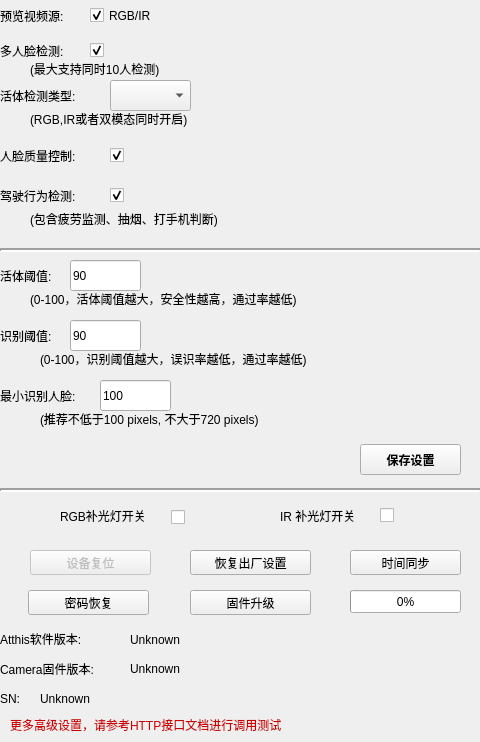
hutao932/Camera-QT, file atthis_c1/function_set.ui: the form before one commit.
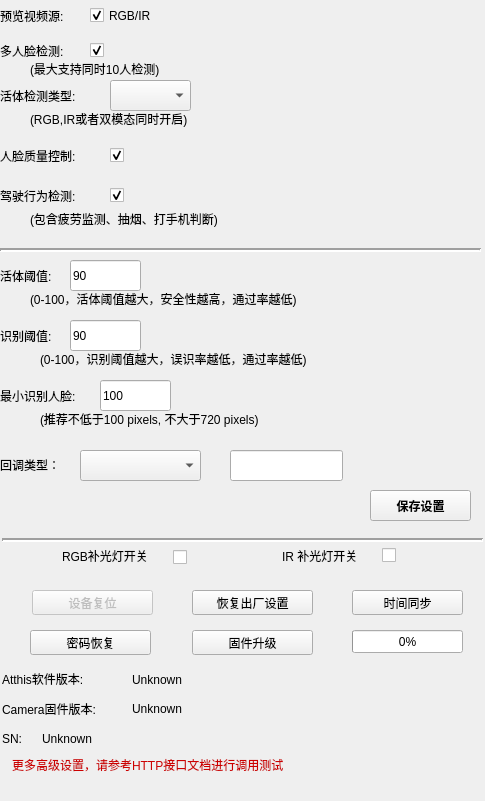
The form after the commit.

Patch:
```diff
--- a/atthis_c1/function_set.ui
+++ b/atthis_c1/function_set.ui
@@ -6,8 +6,8 @@
    <rect>
     <x>0</x>
     <y>0</y>
-    <width>480</width>
-    <height>742</height>
+    <width>485</width>
+    <height>801</height>
    </rect>
   </property>
   <property name="focusPolicy">
@@ -217,8 +217,8 @@
   <widget class="QLabel" name="label_13">
    <property name="geometry">
     <rect>
-     <x>10</x>
-     <y>710</y>
+     <x>12</x>
+     <y>750</y>
      <width>341</width>
      <height>31</height>
     </rect>
@@ -294,8 +294,8 @@
   <widget class="QPushButton" name="firmware_upgrade">
    <property name="geometry">
     <rect>
-     <x>190</x>
-     <y>590</y>
+     <x>192</x>
+     <y>630</y>
      <width>121</width>
      <height>25</height>
     </rect>
@@ -307,8 +307,8 @@
   <widget class="QLabel" name="ATThis_Version">
    <property name="geometry">
     <rect>
-     <x>0</x>
-     <y>630</y>
+     <x>2</x>
+     <y>670</y>
      <width>121</width>
      <height>17</height>
     </rect>
@@ -320,8 +320,8 @@
   <widget class="QLabel" name="label_15">
    <property name="geometry">
     <rect>
-     <x>130</x>
-     <y>630</y>
+     <x>132</x>
+     <y>670</y>
      <width>251</width>
      <height>20</height>
     </rect>
@@ -333,8 +333,8 @@
   <widget class="QLabel" name="label_camera">
    <property name="geometry">
     <rect>
-     <x>0</x>
-     <y>660</y>
+     <x>2</x>
+     <y>700</y>
      <width>121</width>
      <height>17</height>
     </rect>
@@ -346,8 +346,8 @@
   <widget class="QLabel" name="label_atthis_c1_firmware_rev">
    <property name="geometry">
     <rect>
-     <x>130</x>
-     <y>660</y>
+     <x>132</x>
+     <y>700</y>
      <width>261</width>
      <height>17</height>
     </rect>
@@ -359,8 +359,8 @@
   <widget class="QPushButton" name="pushButton_restore">
    <property name="geometry">
     <rect>
-     <x>190</x>
-     <y>550</y>
+     <x>192</x>
+     <y>590</y>
      <width>121</width>
      <height>25</height>
     </rect>
@@ -375,8 +375,8 @@
    </property>
    <property name="geometry">
     <rect>
-     <x>30</x>
-     <y>550</y>
+     <x>32</x>
+     <y>590</y>
      <width>121</width>
      <height>25</height>
     </rect>
@@ -391,8 +391,8 @@
   <widget class="QLabel" name="label_rgb_led">
    <property name="geometry">
     <rect>
-     <x>60</x>
-     <y>500</y>
+     <x>62</x>
+     <y>540</y>
      <width>111</width>
      <height>31</height>
     </rect>
@@ -404,8 +404,8 @@
   <widget class="QLabel" name="label_ir_led">
    <property name="geometry">
     <rect>
-     <x>280</x>
-     <y>500</y>
+     <x>282</x>
+     <y>540</y>
      <width>111</width>
      <height>31</height>
     </rect>
@@ -417,8 +417,8 @@
   <widget class="QLabel" name="label__sn">
    <property name="geometry">
     <rect>
-     <x>0</x>
-     <y>690</y>
+     <x>2</x>
+     <y>730</y>
      <width>31</width>
      <height>17</height>
     </rect>
@@ -430,8 +430,8 @@
   <widget class="QLabel" name="label_device_sn">
    <property name="geometry">
     <rect>
-     <x>40</x>
-     <y>690</y>
+     <x>42</x>
+     <y>730</y>
      <width>211</width>
      <height>17</height>
     </rect>
@@ -466,8 +466,8 @@
   <widget class="QProgressBar" name="upgrade_progress_bar">
    <property name="geometry">
     <rect>
-     <x>350</x>
-     <y>590</y>
+     <x>352</x>
+     <y>630</y>
      <width>111</width>
      <height>23</height>
     </rect>
@@ -479,8 +479,8 @@
   <widget class="QPushButton" name="pushButton_sync_time">
    <property name="geometry">
     <rect>
-     <x>350</x>
-     <y>550</y>
+     <x>352</x>
+     <y>590</y>
      <width>111</width>
      <height>25</height>
     </rect>
@@ -492,8 +492,8 @@
   <widget class="QPushButton" name="pushButton_activate">
    <property name="geometry">
     <rect>
-     <x>360</x>
-     <y>444</y>
+     <x>370</x>
+     <y>490</y>
      <width>101</width>
      <height>31</height>
     </rect>
@@ -527,8 +527,8 @@
   <widget class="Line" name="line_2">
    <property name="geometry">
     <rect>
-     <x>0</x>
-     <y>480</y>
+     <x>2</x>
+     <y>530</y>
      <width>481</width>
      <height>20</height>
     </rect>
@@ -543,8 +543,8 @@
   <widget class="QCheckBox" name="checkBox_RGB">
    <property name="geometry">
     <rect>
-     <x>171</x>
-     <y>502</y>
+     <x>173</x>
+     <y>542</y>
      <width>21</width>
      <height>31</height>
     </rect>
@@ -556,8 +556,8 @@
   <widget class="QCheckBox" name="checkBox_IR">
    <property name="geometry">
     <rect>
-     <x>380</x>
-     <y>500</y>
+     <x>382</x>
+     <y>540</y>
      <width>21</width>
      <height>31</height>
     </rect>
@@ -588,8 +588,8 @@
   <widget class="QPushButton" name="btn_password_restore">
    <property name="geometry">
     <rect>
-     <x>28</x>
-     <y>590</y>
+     <x>30</x>
+     <y>630</y>
      <width>121</width>
      <height>25</height>
     </rect>
@@ -598,6 +598,42 @@
     <string>密码恢复</string>
    </property>
   </widget>
+  <widget class="QLabel" name="label_face_detection_min_size_2">
+   <property name="geometry">
+    <rect>
+     <x>0</x>
+     <y>450</y>
+     <width>71</width>
+     <height>31</height>
+    </rect>
+   </property>
+   <property name="text">
+    <string>&lt;html&gt;&lt;head/&gt;&lt;body&gt;&lt;p&gt;回调类型：&lt;/p&gt;&lt;/body&gt;&lt;/html&gt;</string>
+   </property>
+   <property name="alignment">
+    <set>Qt::AlignLeading|Qt::AlignLeft|Qt::AlignVCenter</set>
+   </property>
+  </widget>
+  <widget class="QComboBox" name="comboBox_Callback">
+   <property name="geometry">
+    <rect>
+     <x>80</x>
+     <y>450</y>
+     <width>121</width>
+     <height>31</height>
+    </rect>
+   </property>
+  </widget>
+  <widget class="QLineEdit" name="lineEdit">
+   <property name="geometry">
+    <rect>
+     <x>230</x>
+     <y>450</y>
+     <width>113</width>
+     <height>31</height>
+    </rect>
+   </property>
+  </widget>
  </widget>
  <resources/>
  <connections/>
```
